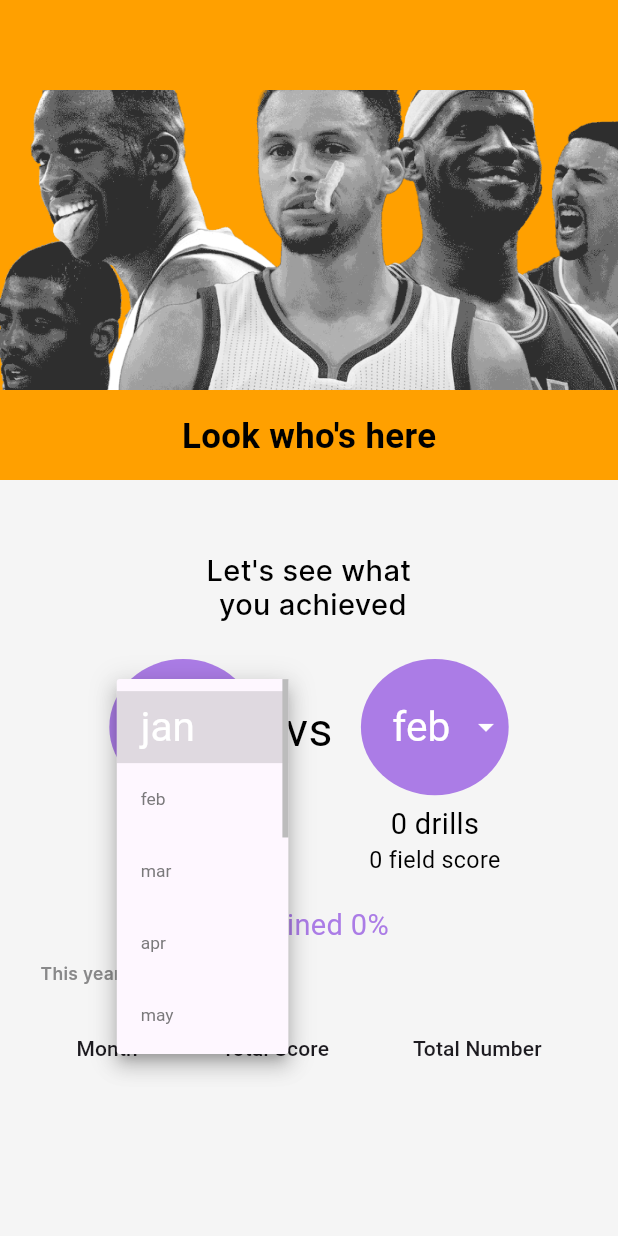
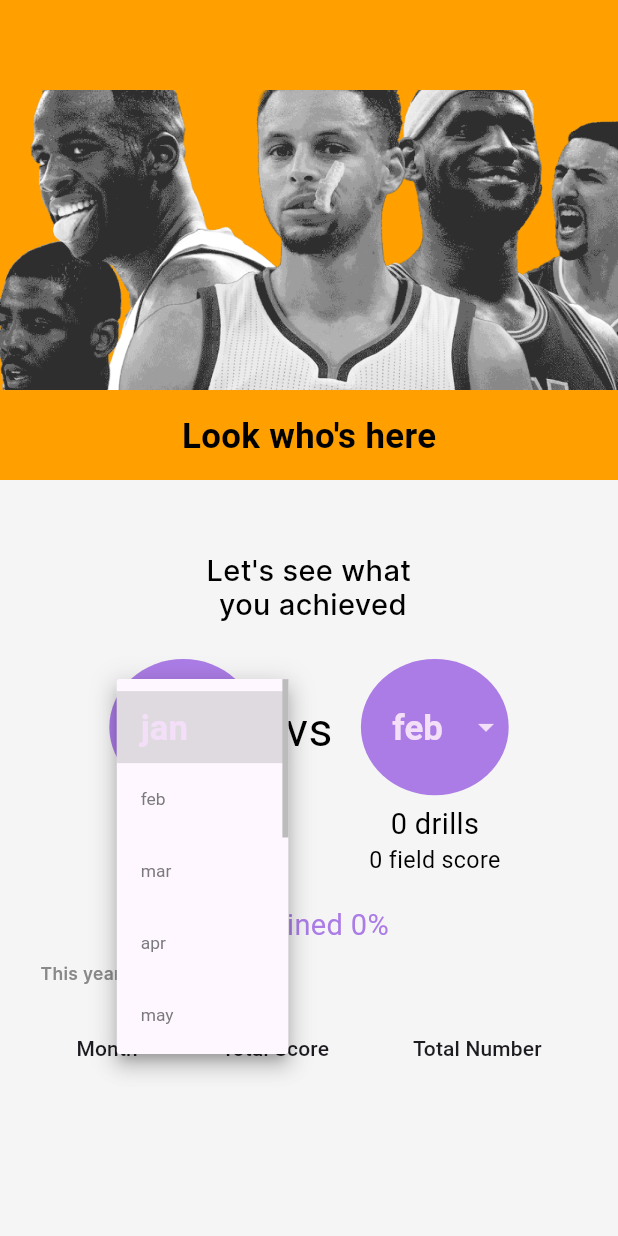
Before and after one commit to Devconstofficial/BasketballCoaching, a Flutter app: the DrillProgress screen opened directly with empty values, after a tap on "jan", on a phone screen of 412 x 824 dp. Run offline on Flutter 3.47's test engine with Material 3 defaults, Android fonts, the light colour scheme and no system bars; our stand-ins replace bloc, chewie, cloud_firestore, equatable, firebase_auth, firebase_core and 8 more; missing offline and left inert: video_thumbnail; accounts and stored records are empty; Roboto replaces fonts that are missing (Jua); project files that could hold a hidden picture were left out.

Commit message:
minor bug fixes

```diff
--- a/lib/Screens/Players/DrillProgress/Widgets/month1_dropdown.dart
+++ b/lib/Screens/Players/DrillProgress/Widgets/month1_dropdown.dart
@@ -42,16 +42,14 @@ class _DropDownState extends State<PreviousMonthDropDown> {
                 isExpanded: true,
                 value: selectedOption,
                 style: TextStyle(
-                  color: Colors.white,
+                  color: const Color.fromARGB(255, 224, 206, 228),
                   fontSize: 32.sp,
                   fontFamily: 'Jua',
                   fontWeight: FontWeight.w400,
                   height: 0,
                 ),
-                icon: const Icon(
-                  Icons.arrow_drop_down,
-                  color: Colors.white,
-                ),
+                icon: const Icon(Icons.arrow_drop_down,
+                    color: Color.fromARGB(255, 243, 223, 248)),
                 onChanged: (String? newValue) {
                   setState(() {
                     selectedOption = newValue;
@@ -67,11 +65,13 @@ class _DropDownState extends State<PreviousMonthDropDown> {
                             value,
                             style: TextStyle(
                               color: selectedOption == value
-                                  ? Colors.white
+                                  ? const Color.fromARGB(255, 243, 223, 248)
                                   : const Color(0xFF7A797B),
-                              fontSize: selectedOption == value ? 28.sp : 12.sp,
+                              fontSize: selectedOption == value ? 24.sp : 12.sp,
                               fontFamily: 'Jua',
-                              fontWeight: FontWeight.w400,
+                              fontWeight: selectedOption == value
+                                  ? FontWeight.w600
+                                  : FontWeight.w400,
                               height: 0,
                             ),
                           ),
--- a/lib/Screens/Players/DrillProgress/Widgets/month2_dropdown.dart
+++ b/lib/Screens/Players/DrillProgress/Widgets/month2_dropdown.dart
@@ -50,7 +50,7 @@ class _DropDownState extends State<CurrentMonthDropDown> {
                 ),
                 icon: const Icon(
                   Icons.arrow_drop_down,
-                  color: Colors.white,
+                  color: Color.fromARGB(255, 243, 223, 248),
                 ),
                 onChanged: (String? newValue) {
                   setState(() {
@@ -67,11 +67,13 @@ class _DropDownState extends State<CurrentMonthDropDown> {
                             value,
                             style: TextStyle(
                               color: selectedOption == value
-                                  ? Colors.white
+                                  ? const Color.fromARGB(255, 243, 223, 248)
                                   : const Color(0xFF7A797B),
-                              fontSize: selectedOption == value ? 28.sp : 12.sp,
+                              fontSize: selectedOption == value ? 24.sp : 12.sp,
                               fontFamily: 'Jua',
-                              fontWeight: FontWeight.w400,
+                              fontWeight: selectedOption == value
+                                  ? FontWeight.w600
+                                  : FontWeight.w400,
                               height: 0,
                             ),
                           ),
```
Also changed, not shown: lib/Screens/Coach/Home/Widgets/student_card.dart (+6 -1 lines), lib/Screens/Coach/Progress/Widgets/month_drop_down.dart (+6 -4 lines), lib/Screens/Coach/Progress/Widgets/month_drop_down2.dart (+6 -4 lines), lib/firebase/coach_methods.dart (+27 -0 lines).
